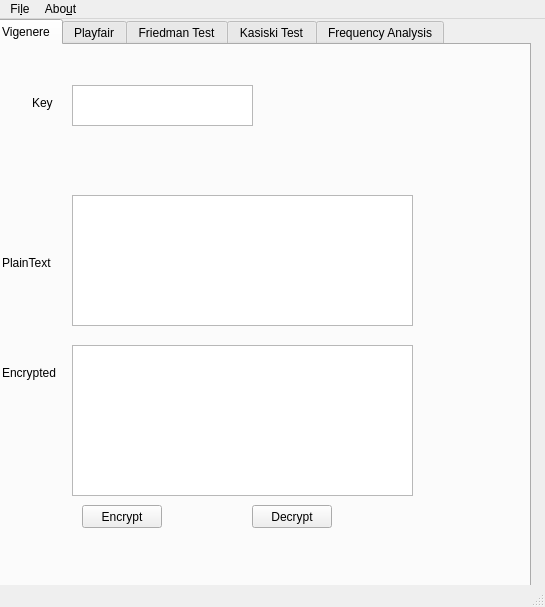
Qt form crypto.ui (CPanda/cryptography) before a commit.
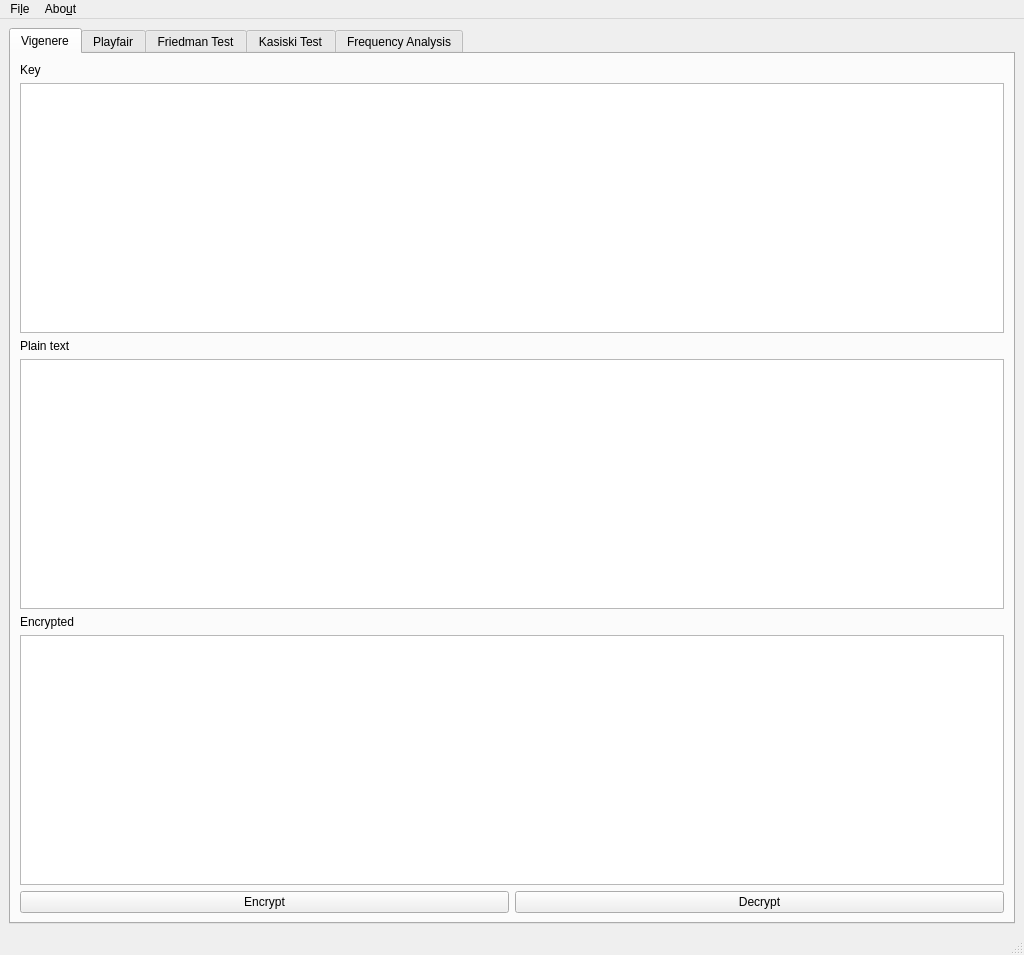
The same form after that commit. The open tabs and pages were chosen to show the change.

Diff of the .ui file:
```diff
--- a/crypto.ui
+++ b/crypto.ui
@@ -6,23 +6,19 @@
    <rect>
     <x>0</x>
     <y>0</y>
-    <width>545</width>
-    <height>607</height>
+    <width>1024</width>
+    <height>955</height>
    </rect>
   </property>
   <property name="windowTitle">
    <string>MainWindow</string>
   </property>
   <widget class="QWidget" name="centralwidget">
+   <layout class="QVBoxLayout" name="verticalLayout_2">
+    <item>
+     <layout class="QVBoxLayout" name="verticalLayout">
+      <item>
    <widget class="QTabWidget" name="tabWidget">
-    <property name="geometry">
-     <rect>
-      <x>-10</x>
-      <y>0</y>
-      <width>541</width>
-      <height>581</height>
-     </rect>
-    </property>
     <property name="currentIndex">
      <number>4</number>
     </property>
@@ -30,101 +26,56 @@
      <attribute name="title">
       <string>Vigenere</string>
      </attribute>
-     <widget class="QTextEdit" name="vg_plaintextEdit">
-      <property name="geometry">
-       <rect>
-        <x>80</x>
-        <y>150</y>
-        <width>341</width>
-        <height>131</height>
-       </rect>
-      </property>
-     </widget>
-     <widget class="QPushButton" name="vg_encryptText">
-      <property name="geometry">
-       <rect>
-        <x>90</x>
-        <y>460</y>
-        <width>80</width>
-        <height>23</height>
-       </rect>
-      </property>
-      <property name="text">
-       <string>Encrypt</string>
-      </property>
-     </widget>
-     <widget class="QPushButton" name="vg_decryptText">
-      <property name="geometry">
-       <rect>
-        <x>260</x>
-        <y>460</y>
-        <width>80</width>
-        <height>23</height>
-       </rect>
-      </property>
-      <property name="text">
-       <string>Decrypt</string>
-      </property>
-     </widget>
-     <widget class="QTextEdit" name="vg_encrypted_text">
-      <property name="geometry">
-       <rect>
-        <x>80</x>
-        <y>300</y>
-        <width>341</width>
-        <height>151</height>
-       </rect>
-      </property>
-     </widget>
-     <widget class="QTextEdit" name="vg_key">
-      <property name="geometry">
-       <rect>
-        <x>80</x>
-        <y>40</y>
-        <width>181</width>
-        <height>41</height>
-       </rect>
-      </property>
-     </widget>
+         <layout class="QVBoxLayout" name="verticalLayout_4">
+          <item>
      <widget class="QLabel" name="label">
-      <property name="geometry">
-       <rect>
-        <x>40</x>
-        <y>50</y>
-        <width>59</width>
-        <height>15</height>
-       </rect>
-      </property>
       <property name="text">
        <string>Key</string>
       </property>
      </widget>
+          </item>
+          <item>
+           <widget class="QTextEdit" name="vg_key"/>
+          </item>
+          <item>
      <widget class="QLabel" name="label_2">
-      <property name="geometry">
-       <rect>
-        <x>10</x>
-        <y>210</y>
-        <width>59</width>
-        <height>15</height>
-       </rect>
-      </property>
       <property name="text">
-       <string>PlainText</string>
-      </property>
-     </widget>
+             <string>Plain text</string>
+            </property>
+           </widget>
+          </item>
+          <item>
+           <widget class="QTextEdit" name="vg_plaintextEdit"/>
+          </item>
+          <item>
      <widget class="QLabel" name="label_3">
-      <property name="geometry">
-       <rect>
-        <x>10</x>
-        <y>320</y>
-        <width>81</width>
-        <height>16</height>
-       </rect>
-      </property>
       <property name="text">
        <string>Encrypted</string>
       </property>
      </widget>
+          </item>
+          <item>
+           <widget class="QTextEdit" name="vg_encrypted_text"/>
+          </item>
+          <item>
+           <layout class="QHBoxLayout" name="horizontalLayout">
+            <item>
+             <widget class="QPushButton" name="vg_encryptText">
+              <property name="text">
+               <string>Encrypt</string>
+              </property>
+             </widget>
+            </item>
+            <item>
+             <widget class="QPushButton" name="vg_decryptText">
+              <property name="text">
+               <string>Decrypt</string>
+              </property>
+             </widget>
+            </item>
+           </layout>
+          </item>
+         </layout>
     </widget>
     <widget class="QWidget" name="tab_2">
      <attribute name="title">
@@ -193,13 +144,17 @@
      </attribute>
     </widget>
    </widget>
+      </item>
+     </layout>
+    </item>
+   </layout>
   </widget>
   <widget class="QMenuBar" name="menubar">
    <property name="geometry">
     <rect>
      <x>0</x>
      <y>0</y>
-     <width>545</width>
+     <width>1024</width>
      <height>20</height>
     </rect>
    </property>
```
Left out of the diff: 59 changed lines with no effect on the pictures. Lines whose indentation alone changed are shown as unchanged.
